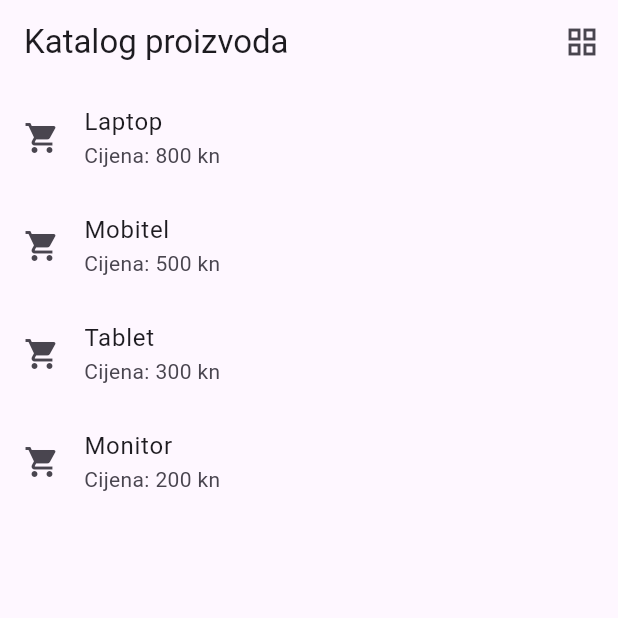
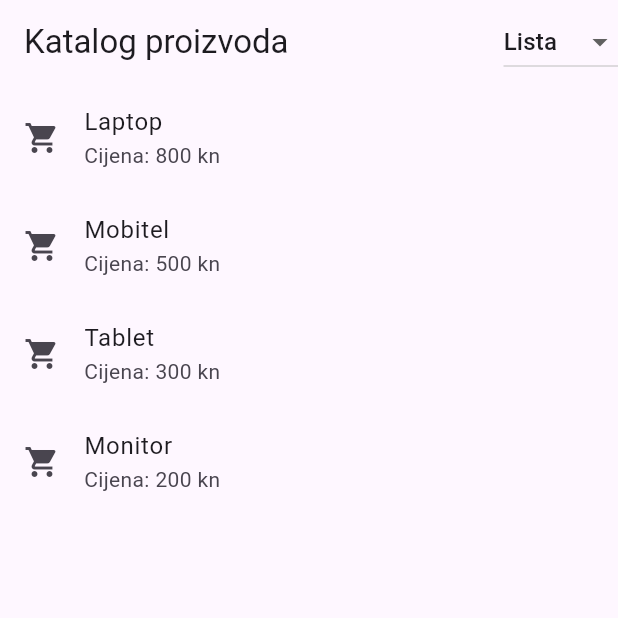
Before and after one commit to dperinic24/reciklirajuci_pogledi_demo, a Flutter app: the screen it shows after launch, on a phone screen of 412 x 824 dp, the top half of it. Run offline on Flutter 3.47's test engine with Material 3 defaults, Android fonts, the phone set to English and light mode, and no system bars.

Commit message:
-Zamijenjen bool prikaziMrezu u String odabrani prikaz -U AppBar-u zamijenjen widget IconButton s DropdownButton s 3 vrijednosti (lista, mreža i tablica). Implementacija je korigirana isto u body: da se prikazu vrijednosti kada se klikne na jednu od 3 opcija.

```diff
--- a/lib/main.dart
+++ b/lib/main.dart
@@ -1,10 +1,11 @@
 import 'package:flutter/material.dart';
+
 
 void main() {
   runApp(const MyApp());
 }
 
-class HomePage extends StatefulWidget {
+class HomePage extends StatefulWidget { //daje dinamičnost stranici
   const HomePage({super.key});
 
   @override
@@ -12,16 +13,15 @@ class HomePage extends StatefulWidget {
 }
 
 class _HomePageState extends State<HomePage> {
-  bool prikaziMrezu = false;
-
-       final List<String> proizvodi = [
+  String odabraniPrikaz = 'lista';
+       final List<String> proizvodi = [ //tu se dodaju stvari da se prikazu preko listview
   'Laptop',
   'Mobitel',
   'Tablet',
   'Monitor',
 ];
 
-final List<int> cijene = [
+final List<int> cijene = [ //i tu
   800,
   500,
   300,
@@ -34,34 +34,48 @@ final List<int> cijene = [
           appBar: AppBar(
             title: const Text('Katalog proizvoda'),
              actions: [
-              IconButton(
-                icon: Icon(
-                  prikaziMrezu ? Icons.list : Icons.grid_view,
-                ),
-                onPressed: (){
-                  setState((){
-                    prikaziMrezu = !prikaziMrezu;
-                  });
-                },
+              DropdownButton<String>(
+                onChanged: (vrijednost) {
+                  if (vrijednost != null) {
+                    setState(() {
+                      odabraniPrikaz = vrijednost;
+                      });
+                    }
+                  },
+                value:odabraniPrikaz,
+                items: const[
+                  DropdownMenuItem(
+                    value:'lista',
+                    child:Text('Lista'),
+                  ),
+                  DropdownMenuItem(
+                    value:'mreza',
+                    child:Text('Mreža'),
+                  ),
+                  DropdownMenuItem(
+                    value:'tablica',
+                    child:Text('Tablica'),
+                  ),
+                ],
               ),
             ],
             ),
 
-            body: prikaziMrezu
-            ? GridView.builder(
+            body: switch(odabraniPrikaz){
+            'mreza'=> GridView.builder(
               itemCount: proizvodi.length,
               gridDelegate: const SliverGridDelegateWithFixedCrossAxisCount(
                 crossAxisCount: 2,
               ),
-              itemBuilder: (context, index){
+             itemBuilder: (context, index){
                 return Card(
                   child:Center(
                     child:Text(proizvodi[index])
                   ),
                 );
               },
-            )
-            : ListView.builder(
+            ),
+            'lista'=>  ListView.builder(
               itemCount: proizvodi.length,
               itemBuilder: (context, index) {
                 return ListTile(
@@ -71,7 +85,27 @@ final List<int> cijene = [
                 );
               },
           ),
-       );
+          'tablica'=>SingleChildScrollView(
+            scrollDirection: Axis.horizontal,
+            child: DataTable(
+              columns: const [
+                  DataColumn(label: Text('Proizvod')),
+                  DataColumn(label: Text('Cijena')),
+              ],
+              rows: List.generate(proizvodi.length, (index){
+                return DataRow(cells: [
+                DataCell(Text(proizvodi[index])),
+                DataCell(Text('Cijena: ${cijene[index]} kn')),
+                ],
+               );
+              }),
+            ),
+          ),
+          _ => const Center(
+            child: Text('Nepoznat prikaz'),
+          ),
+      },
+    );
   }
 }
 
```
